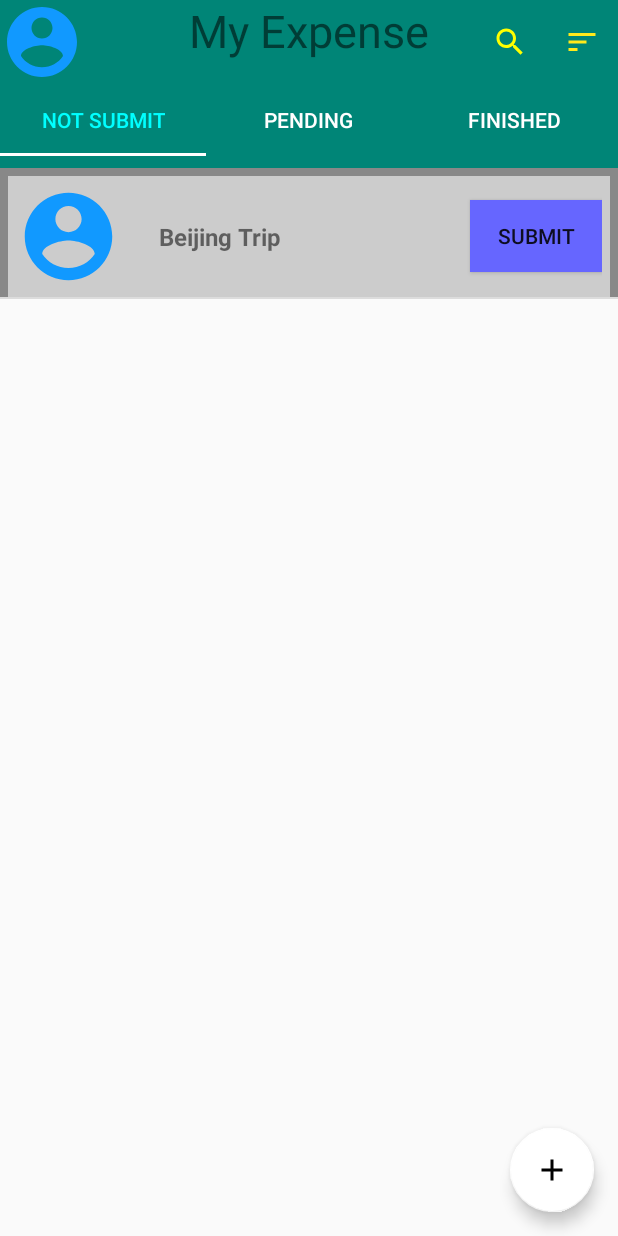
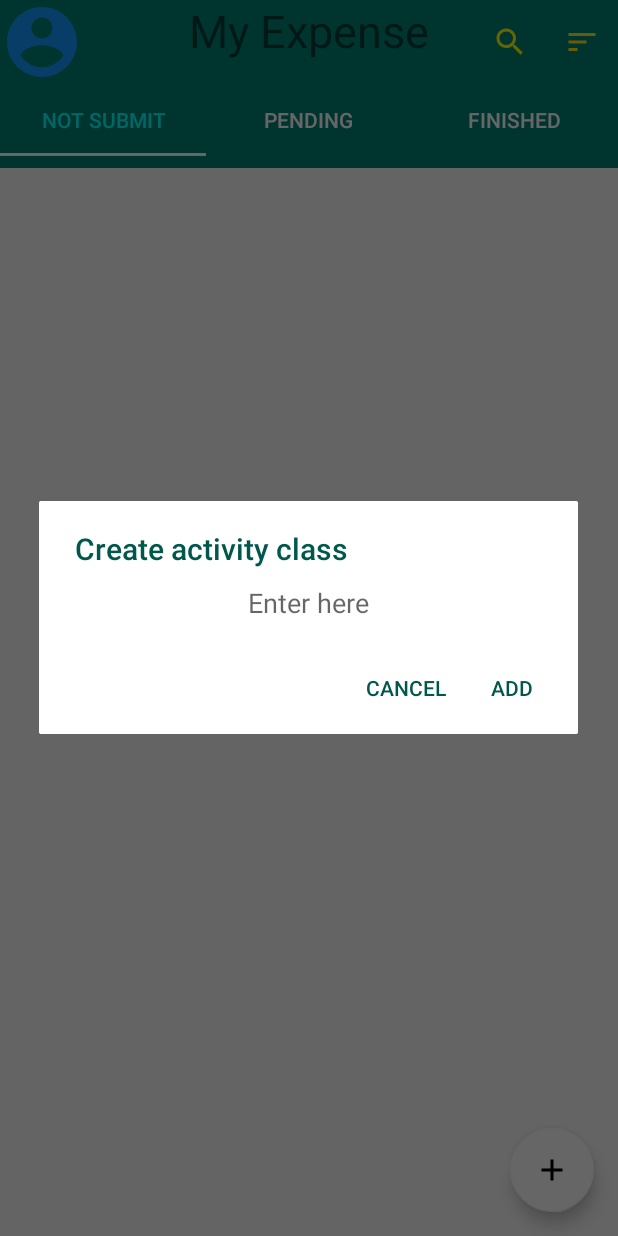
Before and after one commit to Tianxing314/expenseHelper, an Android app: the screen it shows after launch (MainActivity), after a tap on an icon or button, on a phone screen of 412 x 824 dp. Run offline under Robolectric (Android 15) with nearby library versions, the phone set to English and light mode, and no system bars.

Commit message:
add activityClass function added

```diff
--- a/Expense/app/src/main/java/com/tianxing_li/expense/ADT/ActivityClassADT.java
+++ b/Expense/app/src/main/java/com/tianxing_li/expense/ADT/ActivityClassADT.java
@@ -3,11 +3,13 @@ package com.tianxing_li.expense.ADT;
 public class ActivityClassADT {
     private String activityClass;
     private String state;
+    private String time;
 
-    public ActivityClassADT(String activityClass, String state) {
+    public ActivityClassADT(String activityClass, String state, String time) {
 
         this.activityClass = activityClass;
         this.state = state;
+        this.time = time;
     }
 
     public String getActivityClass() {
@@ -17,4 +19,6 @@ public class ActivityClassADT {
     public String getState() {
         return state;
     }
+
+    public String getTime() { return time; }
 }
--- a/Expense/app/src/main/java/com/tianxing_li/expense/Fragment1.java
+++ b/Expense/app/src/main/java/com/tianxing_li/expense/Fragment1.java
@@ -1,5 +1,7 @@
 package com.tianxing_li.expense;
 
+import android.app.AlertDialog;
+import android.content.DialogInterface;
 import android.os.Bundle;
 import androidx.fragment.app.Fragment;
 
@@ -7,10 +9,14 @@ import android.util.Log;
 import android.view.LayoutInflater;
 import android.view.View;
 import android.view.ViewGroup;
+import android.widget.EditText;
 import android.widget.ListView;
 import android.widget.Toast;
 import com.google.android.material.floatingactionbutton.FloatingActionButton;
 import com.tianxing_li.expense.ADT.ActivityClassADT;
+
+import java.text.SimpleDateFormat;
+import java.util.Calendar;
 import java.util.List;
 import com.tianxing_li.expense.IO.ActivityClassReader;
 import com.tianxing_li.expense.IO.ActivityClassWriter;
@@ -22,6 +28,9 @@ public class Fragment1 extends Fragment implements View.OnClickListener {
     FloatingActionButton floatingBTN;
     Main1Adapter adapter;
     List<ActivityClassADT> list;
+    String inputActivityClassName;
+    String time;//time that FAB is clicked
+    ActivityClassADT activityClassADT;
 
     public Fragment1() {
     }
@@ -35,10 +44,8 @@ public class Fragment1 extends Fragment implements View.OnClickListener {
         ListView listView = view.findViewById(R.id.lv_main_tab1);
 
         //check if first time open the app
-
         floatingBTN = view.findViewById(R.id.fab_fragment1);
         floatingBTN.setOnClickListener(this);
-
 
         //load data
         list = ActivityClassReader.loadActivityClass(getActivity(), "notsubmit");
@@ -57,20 +64,45 @@ public class Fragment1 extends Fragment implements View.OnClickListener {
     @Override
     public void onClick(View view) {
         if (view == floatingBTN) {
-            ActivityClassADT activityClassADT = new ActivityClassADT("Beijing Trip", "notsubmit");
+            //get activityClass creating time in format hhmmss
+            Calendar calendar = Calendar.getInstance();
+            SimpleDateFormat format = new SimpleDateFormat("hhmmss");
+            time = format.format(calendar.getTime());
+            Toast.makeText(getActivity(), time, Toast.LENGTH_SHORT).show();
+
+            showDialog();
+
+        }
+    }
+
+    private void showDialog() {
+        View view = LayoutInflater.from(getActivity()).inflate(R.layout.add_activity_class_dialog, null);
+        final EditText inputText = view.findViewById(R.id.et_fragment1_input);
+        AlertDialog.Builder builder = new AlertDialog.Builder(getActivity(), R.style.DialogTheme);
+        builder.setView(view);
+        builder.setTitle("Create activity class");
+        builder.setPositiveButton("Add", new DialogInterface.OnClickListener() {
+            @Override
+            public void onClick(DialogInterface dialogInterface, int i) {
+                inputActivityClassName = inputText.getText().toString();
+                activityClassADT = new ActivityClassADT(inputActivityClassName, "notsubmit", time);
 
                 boolean noDuplicateName = ActivityClassWriter.saveActivityClass(getActivity(), activityClassADT);
-
                 if (noDuplicateName) {
                     list = ActivityClassReader.loadActivityClass(getActivity(), "notsubmit");
                     adapter.setList(list);
                     adapter.notifyDataSetChanged();
                 }
+                //almost never happen, but possible
                 else {
                     //TODO ask for rename
                     Toast.makeText(getContext(), "duplicate name", Toast.LENGTH_SHORT).show();
                 }
 
             }
+        });
+        builder.setNegativeButton("Cancel", null);
+        AlertDialog dialog = builder.create();
+        dialog.show();
     }
 }
--- a/Expense/app/src/main/java/com/tianxing_li/expense/IO/ActivityClassReader.java
+++ b/Expense/app/src/main/java/com/tianxing_li/expense/IO/ActivityClassReader.java
@@ -20,7 +20,7 @@ public class ActivityClassReader {
 
         for (int i = 0; i < lineArray.size(); i++) {
             String[] lineElements = lineArray.get(i).split(",");
-            ActivityClassADT activityClassADT = new ActivityClassADT(lineElements[0], lineElements[1]);
+            ActivityClassADT activityClassADT = new ActivityClassADT(lineElements[0], lineElements[1], lineElements[2]);
             Log.i("Sky", activityClassADT.getState());
 
             if(activityClassADT.getState().equals(state)) {
--- a/Expense/app/src/main/java/com/tianxing_li/expense/IO/ActivityClassWriter.java
+++ b/Expense/app/src/main/java/com/tianxing_li/expense/IO/ActivityClassWriter.java
@@ -1,6 +1,7 @@
 package com.tianxing_li.expense.IO;
 
 import android.app.Activity;
+import android.util.Log;
 
 import com.tianxing_li.expense.ADT.ActivityClassADT;
 
@@ -14,14 +15,15 @@ public class ActivityClassWriter {
     public static boolean saveActivityClass(Activity activity, ActivityClassADT activityClassADT) {
         String activityClassName = activityClassADT.getActivityClass();
         String state = activityClassADT.getState();
+        String time = activityClassADT.getTime();
 
         //return false if filename already exist
-        if (loadText(activity, activityClassName) != null) {
+        if (loadText(activity, (activityClassName + time)) != null) {
             return false;
         }
-        //create an empty file with name = activityClassName
+        //create an empty file with name = activityClassName + time
         //This empty file will be used to save activityADTs that belong to activityClass
-        saveText(activity, "", activityClassName);
+        saveText(activity, "", (activityClassName + time));
 
         //load the existing activity_class_name_file content that contains all activityClassName
         //String existingFileContent = "";
@@ -29,16 +31,17 @@ public class ActivityClassWriter {
         ArrayList<String> existingFileContent = loadText(activity, "activity_class_name_file");
 
         if (existingFileContent.equals("[]")) {
-            String newFileContent = activityClassName + "," + state + "\n";
+            String newFileContent = activityClassName + "," + state + "," + time + "\n";
             saveText(activity, newFileContent, "activity_class_name_file");
         }
         //append the new activityClassName to activity_class_name_file
         else {
             String newFileContent = "";
             for (int i = 0; i < existingFileContent.size(); i++) {
-                newFileContent += existingFileContent.get(i);
+                Log.i("Sky", existingFileContent.get(i)+"nextLine");
+                newFileContent = newFileContent + existingFileContent.get(i) + "\n";
             }
-            newFileContent = newFileContent  + activityClassName + "," + state + "\n";
+            newFileContent = newFileContent  + activityClassName + "," + state + "," + time + "\n";
             saveText(activity, newFileContent, "activity_class_name_file");
         }
 
--- /dev/null
+++ b/Expense/app/src/main/res/layout/add_activity_class_dialog.xml
@@ -0,0 +1,19 @@
+<?xml version="1.0" encoding="utf-8"?>
+<RelativeLayout
+    xmlns:android="http://schemas.android.com/apk/res/android"
+    android:id="@+id/dialog_fragment1"
+    android:orientation="vertical"
+    android:layout_width="match_parent"
+    android:layout_height="match_parent"
+    android:layout_centerInParent="true">
+
+    <EditText
+        android:id="@+id/et_fragment1_input"
+        android:layout_width="wrap_content"
+        android:layout_height="wrap_content"
+        android:layout_centerInParent="true"
+        android:hint="Enter here">
+        <requestFocus/>
+    </EditText>
+
+</RelativeLayout>
--- a/Expense/app/src/main/res/values/styles.xml
+++ b/Expense/app/src/main/res/values/styles.xml
@@ -8,4 +8,9 @@
         <item name="colorAccent">@color/colorAccent</item>
     </style>
 
+    <style name="DialogTheme" parent="Theme.AppCompat.Light.Dialog.Alert">
+        <item name="android:textColor">@color/colorPrimaryDark</item>
+        <item name="android:background">@color/colorAccent</item>
+    </style>
+
 </resources>
```
Also changed, not shown: Expense/app/src/main/java/com/tianxing_li/expense/ADT/ActivityADT.java (+3 -5 lines). Lines whose indentation alone changed are shown as unchanged.
